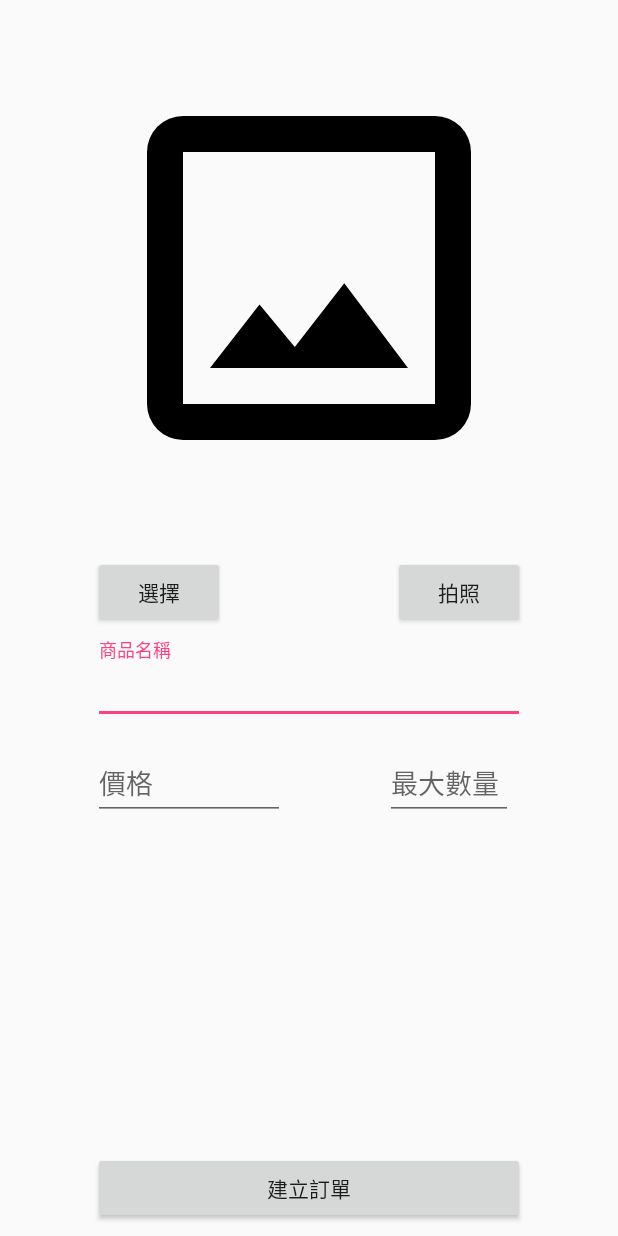
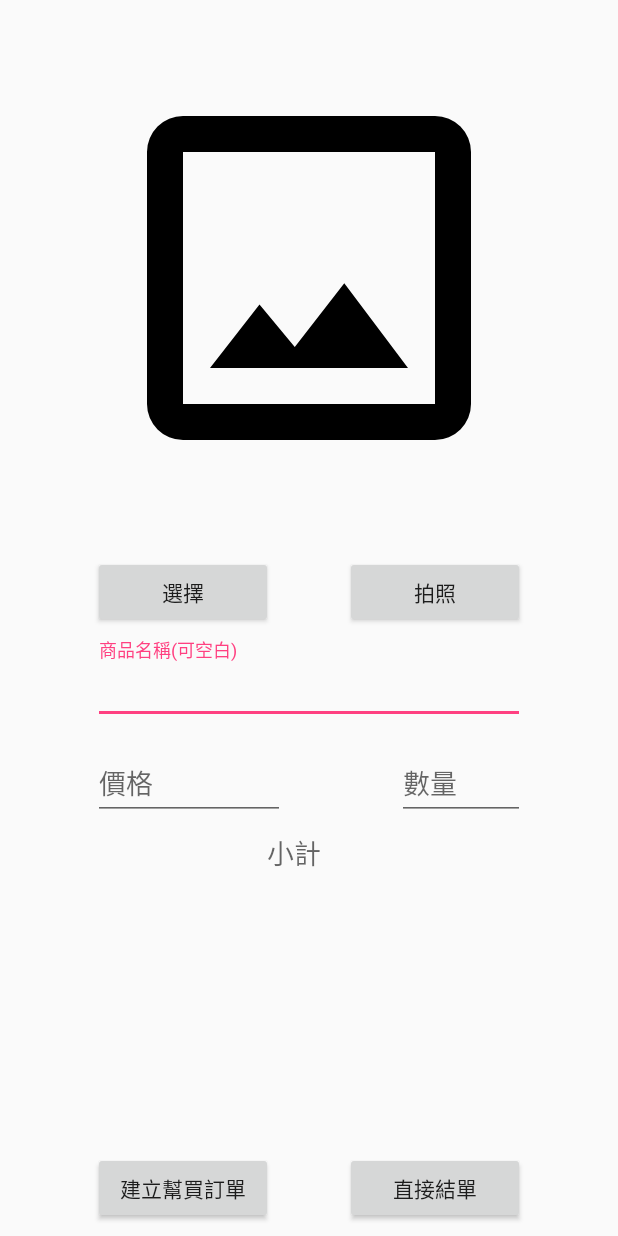
Before and after one commit to mingmintang/sharebuy, an Android app: the layout activity_add_order.xml on its own in the app's theme, with its tools: preview values and no code run, on a phone screen of 412 x 824 dp. Run offline under Robolectric (Android 15) with nearby library versions, the phone set to English and light mode, and no system bars.

Commit message:
Add amount function in add order layout Remove countMax field in order

```diff
--- a/app/src/main/res/layout/activity_add_order.xml
+++ b/app/src/main/res/layout/activity_add_order.xml
@@ -17,7 +17,7 @@
 
     <Button
         android:id="@+id/add_order_pickImage"
-        android:layout_width="wrap_content"
+        android:layout_width="120dp"
         android:layout_height="wrap_content"
         android:onClick="pickImage"
         android:text="選擇"
@@ -26,7 +26,7 @@
 
     <Button
         android:id="@+id/add_order_camera"
-        android:layout_width="wrap_content"
+        android:layout_width="120dp"
         android:layout_height="wrap_content"
         android:text="拍照"
         app:layout_constraintEnd_toStartOf="@+id/guideline2"
@@ -34,13 +34,12 @@
 
     <Button
         android:id="@+id/add_order_createOrder"
-        android:layout_width="0dp"
+        android:layout_width="120dp"
         android:layout_height="wrap_content"
         android:layout_marginBottom="8dp"
         android:onClick="createOrder"
-        android:text="建立訂單"
+        android:text="建立幫買訂單"
         app:layout_constraintBottom_toBottomOf="parent"
-        app:layout_constraintEnd_toStartOf="@+id/guideline2"
         app:layout_constraintStart_toStartOf="@+id/guideline" />
 
     <android.support.design.widget.TextInputLayout
@@ -56,7 +55,7 @@
             android:id="@+id/add_order_name"
             android:layout_width="match_parent"
             android:layout_height="wrap_content"
-            android:hint="商品名稱"
+            android:hint="商品名稱(可空白)"
             android:singleLine="true" />
     </android.support.design.widget.TextInputLayout>
 
@@ -79,19 +78,18 @@
     </android.support.design.widget.TextInputLayout>
 
     <android.support.design.widget.TextInputLayout
-        android:id="@+id/add_order_count_max_layout"
+        android:id="@+id/add_order_count_layout"
         android:layout_width="wrap_content"
         android:layout_height="wrap_content"
-        android:layout_marginEnd="8dp"
         app:layout_constraintEnd_toStartOf="@+id/guideline2"
         app:layout_constraintTop_toTopOf="@+id/add_order_price_layout">
 
         <android.support.design.widget.TextInputEditText
-            android:id="@+id/add_order_count_max"
+            android:id="@+id/add_order_count"
             android:layout_width="match_parent"
             android:layout_height="wrap_content"
             android:ems="4"
-            android:hint="最大數量"
+            android:hint="數量"
             android:inputType="number"
             android:singleLine="true" />
     </android.support.design.widget.TextInputLayout>
@@ -117,4 +115,35 @@
         android:orientation="horizontal"
         app:layout_constraintGuide_percent="0.45" />
 
+    <Button
+        android:id="@+id/add_order_endOrder"
+        android:layout_width="120dp"
+        android:layout_height="wrap_content"
+        android:layout_marginBottom="8dp"
+        android:onClick="endOrder"
+        android:text="直接結單"
+        app:layout_constraintBottom_toBottomOf="parent"
+        app:layout_constraintEnd_toStartOf="@+id/guideline2" />
+
+    <TextView
+        android:id="@+id/add_order_amount_str"
+        android:layout_width="wrap_content"
+        android:layout_height="wrap_content"
+        android:layout_marginEnd="8dp"
+        android:text="小計"
+        android:textAppearance="@android:style/TextAppearance.Material.Medium"
+        app:layout_constraintEnd_toStartOf="@+id/add_order_amount"
+        app:layout_constraintTop_toTopOf="@+id/add_order_amount" />
+
+    <TextView
+        android:id="@+id/add_order_amount"
+        android:layout_width="wrap_content"
+        android:layout_height="wrap_content"
+        android:layout_marginTop="8dp"
+        android:ems="6"
+        android:gravity="center"
+        android:textAppearance="@android:style/TextAppearance.Material.Medium"
+        app:layout_constraintEnd_toStartOf="@+id/guideline2"
+        app:layout_constraintTop_toBottomOf="@+id/add_order_count_layout" />
+
 </android.support.constraint.ConstraintLayout>
```
Also changed, not shown: app/src/main/java/com/mingmin/sharebuy/AddOrderActivity.java (+40 -13 lines), app/src/main/java/com/mingmin/sharebuy/Order.java (+5 -5 lines).
